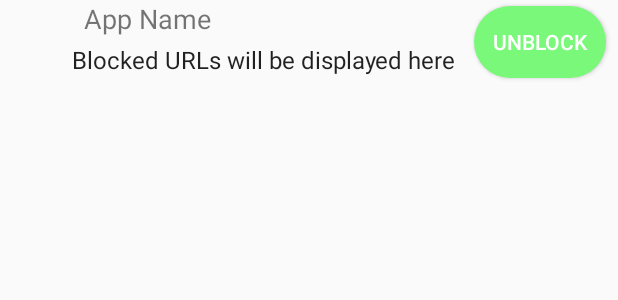
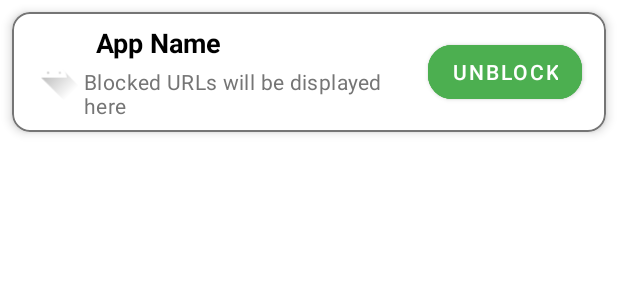
Before and after one commit to Pabir/NotifyGuard, an Android app: the layout item_blocked_app.xml on its own in the app's theme, with its tools: preview values and no code run, on a phone screen of 412 x 824 dp. Shown: the top 300 px of the screen. Run offline under Robolectric (Android 15) with nearby library versions, the phone set to English and light mode, and no system bars.

Commit message:
material design

```diff
--- a/app/src/main/res/layout/item_blocked_app.xml
+++ b/app/src/main/res/layout/item_blocked_app.xml
@@ -1,55 +1,71 @@
 <?xml version="1.0" encoding="utf-8"?>
-<androidx.constraintlayout.widget.ConstraintLayout
+<com.google.android.material.card.MaterialCardView
     xmlns:android="http://schemas.android.com/apk/res/android"
     xmlns:app="http://schemas.android.com/apk/res-auto"
-     xmlns:tools="http://schemas.android.com/tools"
+    android:layout_width="match_parent"
     android:layout_height="wrap_content"
-     android:layout_width="match_parent">
+    android:layout_margin="8dp"
+    app:cardCornerRadius="12dp"
+    app:cardElevation="4dp"
+    app:strokeColor="@color/gray"
+    app:strokeWidth="1dp">
+
+    <androidx.constraintlayout.widget.ConstraintLayout
+        android:layout_width="match_parent"
+        android:layout_height="wrap_content"
+        android:padding="8dp">
 
         <ImageView
+            android:id="@+id/appIconBlocked"
+            android:layout_width="40dp"
             android:layout_height="40dp"
-         android:layout_width="40dp"
-         app:layout_constraintTop_toTopOf="parent"
-         android:layout_margin="8dp"
+            android:contentDescription="App Icon"
+            android:src="@drawable/ic_launcher_foreground"
+            app:layout_constraintBottom_toBottomOf="parent"
             app:layout_constraintStart_toStartOf="parent"
-         app:layout_constraintBottom_toBottomOf="parent"
-         android:id="@+id/appIconBlocked" />
+            app:layout_constraintTop_toTopOf="parent" />
 
         <TextView
+            android:id="@+id/appNameBlocked"
+            android:layout_width="0dp"
             android:layout_height="wrap_content"
-         android:layout_width="0dp"
+            android:text="App Name"
+            android:textSize="18sp"
+            android:textStyle="bold"
+            android:textColor="@color/black"
+            app:layout_constraintStart_toEndOf="@id/appIconBlocked"
+            app:layout_constraintEnd_toStartOf="@id/unblockButton"
             app:layout_constraintTop_toTopOf="parent"
             app:layout_constraintHorizontal_bias="0"
-         android:textSize="18sp"
-         app:layout_constraintStart_toEndOf="@+id/appIconBlocked"
-         app:layout_constraintEnd_toStartOf="@+id/unblockButton"
-         android:layout_marginStart="8dp"
-         tools:text="App Name"
-         android:id="@+id/appNameBlocked"
-         android:text="App Name" />
+            android:layout_marginStart="8dp" />
 
         <TextView
+            android:id="@+id/blockedUrls"
+            android:layout_width="0dp"
             android:layout_height="wrap_content"
-         android:layout_width="0dp"
-         android:textAppearance="?attr/textAppearanceListItemSmall"
-         app:layout_constraintHorizontal_bias="0"
-         app:layout_constraintStart_toEndOf="@+id/appIconBlocked"
-         app:layout_constraintEnd_toStartOf="@+id/unblockButton"
-         android:layout_marginTop="4dp"
-         tools:text="Blocked URLs will be displayed here"
-         app:layout_constraintTop_toBottomOf="@+id/appNameBlocked"
-         android:id="@+id/blockedUrls" />
+            android:text="Blocked URLs will be displayed here"
+            android:textAppearance="?attr/textAppearanceBody2"
+            android:textColor="@color/gray"
+            app:layout_constraintStart_toEndOf="@id/appIconBlocked"
+            app:layout_constraintEnd_toStartOf="@id/unblockButton"
+            app:layout_constraintTop_toBottomOf="@id/appNameBlocked"
+            android:layout_marginTop="4dp" />
 
-    <Button
+        <com.google.android.material.button.MaterialButton
+            android:id="@+id/unblockButton"
+            android:layout_width="wrap_content"
             android:layout_height="wrap_content"
-         android:layout_width="wrap_content"
-         android:layout_marginEnd="8dp"
-         android:background="@drawable/green_button_background"
-         app:layout_constraintTop_toTopOf="parent"
+            android:text="Unblock"
+            app:cornerRadius="16dp"
+            app:strokeWidth="1dp"
+            app:strokeColor="@color/green"
+            android:backgroundTint="@color/green"
             android:textColor="@android:color/white"
             app:layout_constraintEnd_toEndOf="parent"
+            app:layout_constraintTop_toTopOf="parent"
             app:layout_constraintBottom_toBottomOf="parent"
-         android:id="@+id/unblockButton"
-         android:text="Unblock" />
+            android:layout_marginEnd="8dp" />
 
     </androidx.constraintlayout.widget.ConstraintLayout>
+
+</com.google.android.material.card.MaterialCardView>
--- a/app/src/main/res/values/colors.xml
+++ b/app/src/main/res/values/colors.xml
@@ -2,4 +2,7 @@
 <resources>
     <color name="black">#FF000000</color>
     <color name="white">#FFFFFFFF</color>
+    <color name="red">#ff0000</color>
+<color name="gray">#757575</color>
+<color name="green">#4CAF50</color>
 </resources>
```
Also changed, not shown: app/src/main/java/com/pabirul/notifyguard/NotificationInfo.java (added, +25 -0 lines), app/src/main/res/layout/activity_main.xml (+7 -6 lines), app/src/main/res/layout/item_app.xml (+38 -13 lines), app/src/main/res/layout/item_blocked_url.xml (+29 -14 lines), app/src/main/res/layout/values/themes.xml (+9 -0 lines), app/src/main/res/values/themes.xml (+9 -1 lines), app/src/main/res/font/roboto.ttf (added), 1 other file. Lines whose indentation alone changed are shown as unchanged.
